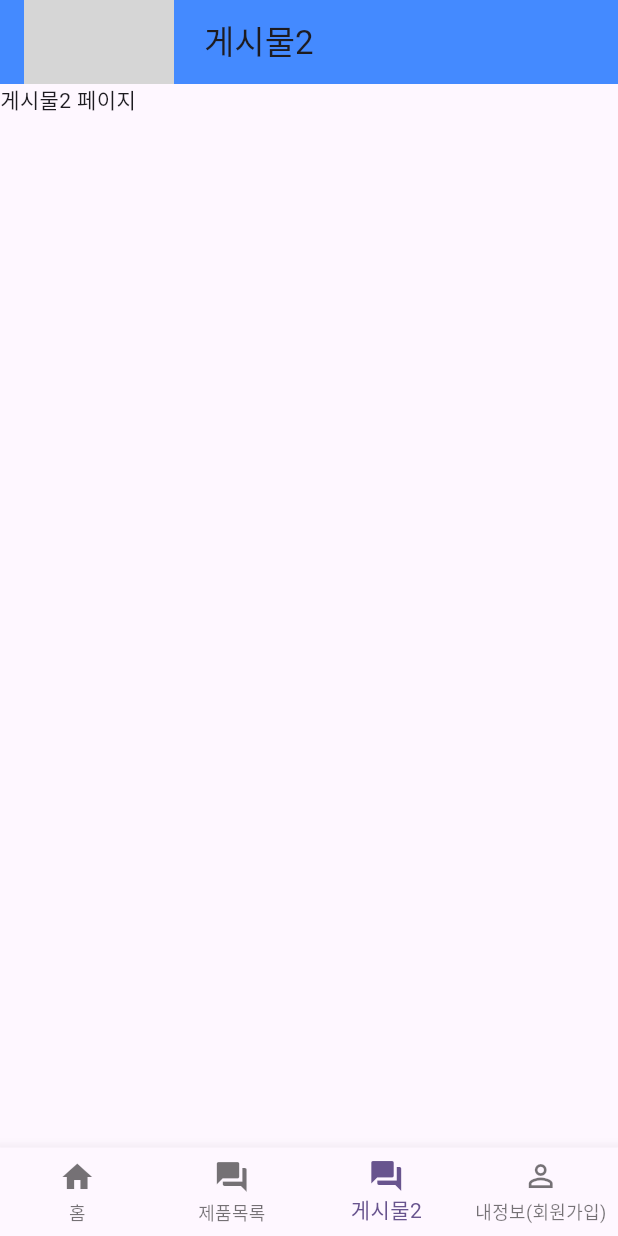
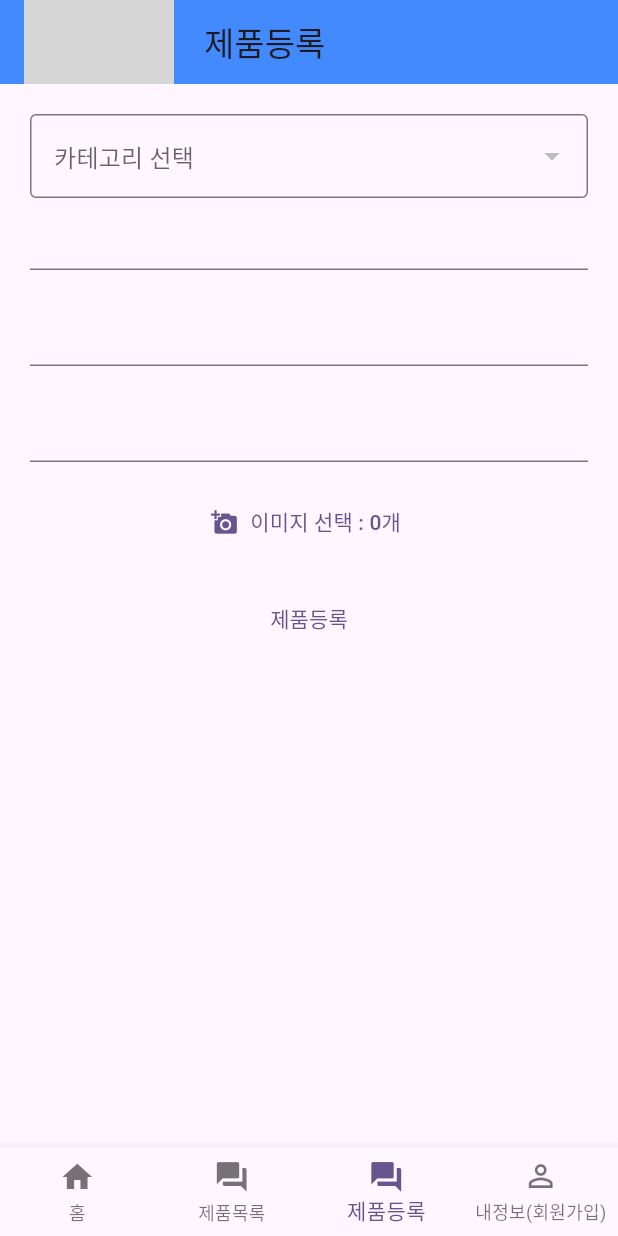
Before and after one commit to magnoria/tj2024b_app, a Flutter app: the MainApp screen opened directly, item 3 of the bottom bar chosen, on a phone screen of 412 x 824 dp. Run offline on Flutter 3.47's test engine with Material 3 defaults, Android fonts, the phone set to English and light mode, and no system bars; our stand-ins replace dio, fluttertoast, image_picker, shared_preferences; accounts and stored records are empty; network calls fail; grey boxes are pictures that could not be loaded.

Commit message:
2025 04 29 main, productRegister.dart 수정 , 입력 controller 및 이미지 입력 까지 , 이미지 입력 빼고 먼저 등록되는지까지

```diff
--- a/lib/app/layout/mainapp.dart
+++ b/lib/app/layout/mainapp.dart
@@ -4,6 +4,7 @@ import 'package:tj2024b_app/app/member/info.dart';
 import 'package:tj2024b_app/app/member/login.dart';
 import 'package:tj2024b_app/app/member/signup.dart';
 import 'package:tj2024b_app/app/product/productList.dart';
+import 'package:tj2024b_app/app/product/productRegister.dart';
 
 class MainApp extends StatefulWidget{
   @override
@@ -18,14 +19,14 @@ class _MainAppState extends State<MainApp>{
   List<Widget>page = [
     Text("홈 페이지"),
      ProductList(), // 제품 목록
-     Text("게시물2 페이지"),
+     ProductRegister(),
      Info(),//Text("내정보 페이지"),
   ];
   // 2. 페이지 상단 제목 리스트
   List<String> pageTitle = [
     '홈' ,
     '제품목록' ,
-    '게시물2' ,
+    '제품등록' ,
     '내정보(회원가입)'
   ];
 
@@ -70,7 +71,7 @@ class _MainAppState extends State<MainApp>{
         items: [ // 여러개 버튼 위젯들
           BottomNavigationBarItem(icon: Icon(Icons.home), label: "홈"),
           BottomNavigationBarItem(icon: Icon(Icons.forum), label: "제품목록"),
-          BottomNavigationBarItem(icon: Icon(Icons.forum), label: "게시물2"),
+          BottomNavigationBarItem(icon: Icon(Icons.forum), label: "제품등록"),
           BottomNavigationBarItem(icon: Icon(Icons.person_outline), label: "내정보(회원가입)"),
         ],
       )
--- /dev/null
+++ b/lib/app/product/productRegister.dart
@@ -0,0 +1,141 @@
+
+import 'package:dio/dio.dart';
+import 'package:flutter/material.dart';
+import 'package:image_picker/image_picker.dart';
+import 'package:shared_preferences/shared_preferences.dart';
+import 'package:tj2024b_app/example/day02/example2.dart';
+
+class ProductRegister extends StatefulWidget{
+  @override
+  State<StatefulWidget> createState() {
+    return  _ProductRegister();
+  }
+}
+
+
+
+class _ProductRegister extends State<ProductRegister>{
+
+  // 1.
+  final TextEditingController pnameController= TextEditingController(); // 제품명
+  final TextEditingController pcontentController = TextEditingController(); // 제품설명
+  final TextEditingController ppriceController = TextEditingController(); // 제품가격
+  int? cno = 1; // 카테고리 번호 // 드롭다운
+  final Dio dio = Dio();
+  final baseUrl = "http://192.168.40.25:8080"; // 환경에 따라 변경
+  List<dynamic> categoryList = []; // 카테고리 목록 [{ cno : 1, cname :" 전자~"} , {cno :2 ~~~}]
+
+  @override // 위젯이 로드될때 딱 1번실행 함수
+  void initState() {
+    onCategory();
+  }
+
+  // 4. 이미지 피커 // 사용자의 파일을 플러터로 가져오기
+    // 1. pubspec.yamal 파일의 dependencies 추가 : image_picker: ^1.1.2
+  List<XFile> selectedImage = []; // 현재 선택된 이미지들을 저장하는 리스트
+  void onSelectImage() async{// 이미지 선택 이벤트 함수
+    try{
+      ImagePicker picker = ImagePicker(); //이미지 피커 객체 생성 , .pickMultiImage(); 이미지 여러개, .pickImage(); 이미지 한개
+      List<XFile> pickeFile = await picker.pickMultiImage(); //사용자가 선택한 이미지들을 XFILE 파일로 반환한다.
+        // XFile 인터페이스는 이미지들을 조작할 수 있는 메소드를 제공한다.
+      if(pickeFile.isEmpty){// 선택된 이미지가 존재하면 상태변수에 저장한다.
+        setState(() {
+          selectedImage = pickeFile;
+        });
+      }
+    } catch(e){print(e);}
+  }
+
+
+  // 3. 카테고리 조회 요청 함수 (+ 위젯이 로드될때 실행)
+  void onCategory()async{
+    try{
+      final reponse = await dio.get("$baseUrl/product/category");
+      setState(() {
+        categoryList = reponse.data; print(categoryList);
+      });
+    }catch(e){print(e);}
+  }
+
+
+  // 2. 제품 등록 요청 함수 ( + FormData )
+  void onResiter() async{
+    try{
+      // 1. (현재 로그인된) 토큰 확인
+      final prefs = await SharedPreferences.getInstance(); // 전역변수 객체 호출 , 브라우저에 저장되어있는 토큰을 빼오는것
+      final token = prefs.get("token"); // 전역변수 객체에 저장된 key 값 호출
+      if(token == null){print("로그인후 가능합니다"); return;} // 비로그인 상태
+
+      // 2. 폼데이터 구성(+ 첨부파일)
+      FormData formData = FormData(); // 전송할 자료들을 바이너리(바이트) 타입으로 변경 // 이유 : 대용량
+      // + formData.fields.add(MapEntry("필드명", "값")); -> 필드명은 자바의 DTO 필드명과 동일하게 해야한다.
+      formData.fields.add(MapEntry("pname", pnameController.text));     // 폼에 입력받은 제품명 대입
+      formData.fields.add(MapEntry("pcontent", pcontentController.text)); // 폼에 입력받은 내용 대입
+      formData.fields.add(MapEntry("pprice", ppriceController.text)); // 폼에 입력받은 가격 대입
+      formData.fields.add(MapEntry("cno", '${cno}')); // 폼에 입력받은 카테고리번호 대입
+
+      // 3. DIO 요청
+        dio.options.headers['Authorization'] = token; // 3-1 : HTTP Header(통신 정보)에 인증 정보 포함.
+      final reponse = await dio.post("$baseUrl/product/register" , data: formData);
+
+      // 4. DIO 응답 처리
+      if(reponse.statusCode == 201 && reponse.data == true){print("제품등록");}
+    }catch(e){print(e);}
+  }
+
+  // 5. 화면 반환
+  @override
+  Widget build(BuildContext context) {
+
+    // + 카테고리 드롭다운 위젯 함수
+    Widget CategoryDropdown(){
+      //return DropdownButton(items: items, onChanged: onChanged);
+        // items : 여러개의 드롭다운 안에 들어가는 여러개의 항목들
+          // 리스트.map((반복면수){return}).toList()
+        // onChange : 드롭다운 값의 선택이 변경 되었을때 이벤트 발생함수.
+      // return DropdownButton(
+      //     items: categoryList.map((category){return DropdownMenuItem(child: Text("아이템"));
+      //     }).toList(),
+      //     onChanged: (value){});
+      return DropdownButtonFormField<int>( //제네릭 <int> : value에 들어가는 값 타입 -> 생략가능
+          value: cno, //카테고리 번호 초기값
+          hint: Text("카테고리 선택"), //가이드 라인
+          decoration: InputDecoration(border: OutlineInputBorder()),// 바깥 테두리
+          items: categoryList.map((category){
+            return DropdownMenuItem<int>( // <int> value 에 들어가는 값 타입
+              value: category['cno'],  // 드롭다운에서 값 선택시 반환되는 값
+              child: Text(category['cname']),//  드롭다운 화면에 보이는 텍스트
+            );
+          }).toList(),
+          onChanged: (value){setState(() {
+            cno = value;
+          });} // 변경된/선택된 값을 cno에 대입
+      );
+    }
+
+
+    return Scaffold(
+      body: Container(
+        padding: EdgeInsets.all(20),
+        child: Column(
+          children: [
+              CategoryDropdown(),
+              TextField(controller: pnameController,),
+              SizedBox(height: 16,),
+              TextField(controller: pcontentController,),
+              SizedBox(height: 16,),
+              TextField(controller: ppriceController,),
+              SizedBox(height: 16,),
+              TextButton.icon(
+                icon: Icon(Icons.add_a_photo),
+                label: Text("이미지 선택 : ${selectedImage.length}개"),
+                onPressed: onSelectImage,
+              ),
+              SizedBox(height: 16,),
+              TextButton(onPressed: onResiter, child: Text("제품등록")),
+          ],
+        ),
+      ),
+    );
+  }
+}
--- a/pubspec.yaml
+++ b/pubspec.yaml
@@ -33,6 +33,9 @@ dependencies:
   dio: ^5.8.0+1 # 비동기 통신 라이브러리 추가 tab 두번 누르면 flutter 안으로 들어가기때문에 들여쓰기 주의할것
   #간단한 알림 메시지 창 라이브러리 추가
   fluttertoast: ^8.2.12
+  # 이미지 피커(+ 업로드)
+  image_picker: ^1.1.2
+
   # 플러터 SDk 라이브러리 추가
   flutter:
     sdk: flutter
```
Also changed, not shown: pubspec.lock, 5 other files.
